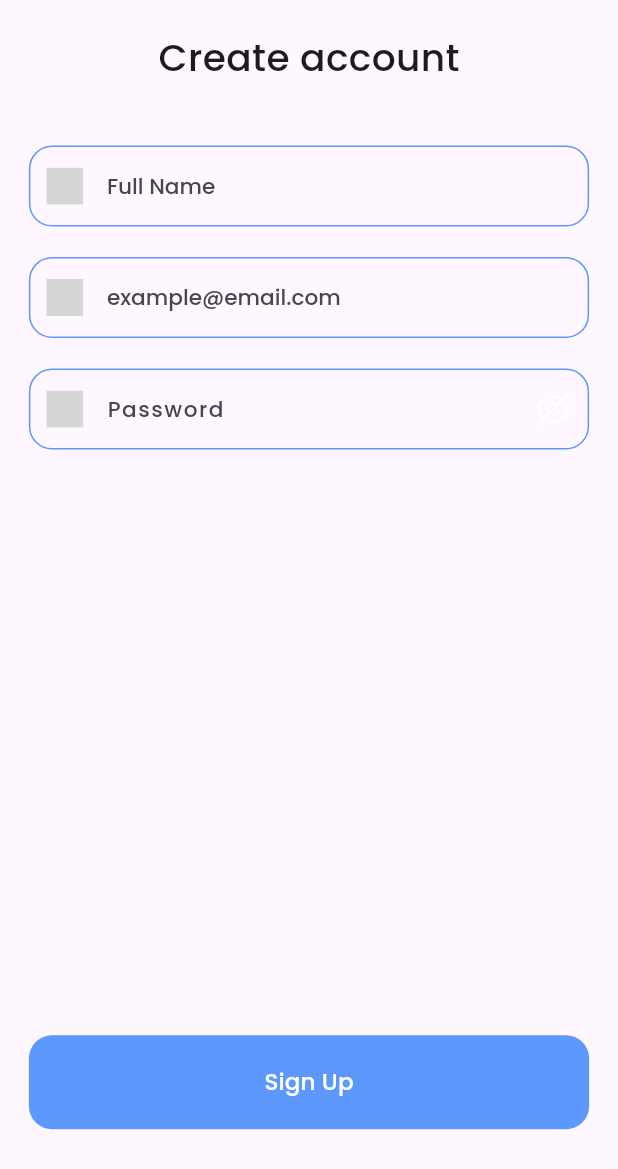
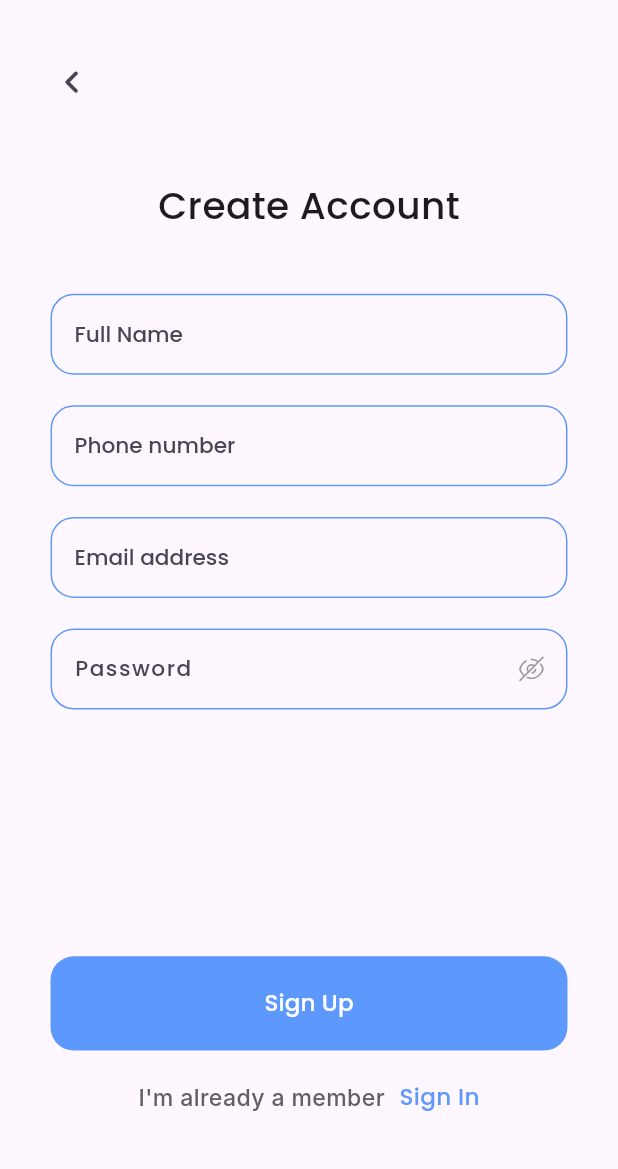
Before and after one commit to HibaChamkhi/Online-Bike-Shopping-App, a Flutter app: the screen it shows after launch, on a phone screen of 412 x 824 dp. Shown: the top 1169 px of the screen. Run offline on Flutter 3.47's test engine with Material 3 defaults, Android fonts, the phone set to English and light mode, and no system bars; our stand-ins replace flutter_screenutil, flutter_svg, injectable, internet_connection_checker; Roboto replaces fonts that are missing (Inter); grey boxes are pictures that could not be loaded.

Commit message:
finished register ui

```diff
--- a/lib/core/colors/theme.dart
+++ b/lib/core/colors/theme.dart
@@ -2,5 +2,5 @@ import 'package:flutter/material.dart';
 import 'package:flutter_screenutil/flutter_screenutil.dart';
 
 class AppTheme {
-  static EdgeInsets padding = EdgeInsets.symmetric(vertical: 20.h, horizontal: 20.w);
+  static EdgeInsets padding = EdgeInsets.symmetric(vertical: 30.h, horizontal: 25.w);
 }
--- a/lib/core/widgets/input_field.dart
+++ b/lib/core/widgets/input_field.dart
@@ -119,7 +119,8 @@ class _TextFormFieldWidget extends State<InputField> {
                   ? IconButton(
                       icon: SvgPicture.asset(
                         'assets/icons/hide_password_icon.svg',
-                        height: 24.h,
+                        height: 18.h,
+                        color: Colors.grey,
                       ),
                       onPressed: () {
                         setState(() {
--- a/lib/presentation/auth/widgets/register_widget.dart
+++ b/lib/presentation/auth/widgets/register_widget.dart
@@ -1,5 +1,6 @@
 import 'package:flutter/material.dart';
 import 'package:flutter_screenutil/flutter_screenutil.dart';
+import 'package:online_bike_shopping_appuntitled/core/colors/colors.dart';
 import 'package:online_bike_shopping_appuntitled/core/colors/theme.dart';
 import 'package:online_bike_shopping_appuntitled/core/widgets/input_field.dart';
 
@@ -16,6 +17,7 @@ class RegisterWidget extends StatefulWidget {
 class _RegisterWidgetState extends State<RegisterWidget> {
   final TextEditingController _nameController = TextEditingController();
   final TextEditingController _emailController = TextEditingController();
+  final TextEditingController _numberController = TextEditingController();
   final TextEditingController _passwordController = TextEditingController();
   final GlobalKey<FormState> _formKey = GlobalKey<FormState>();
 
@@ -26,15 +28,20 @@ class _RegisterWidgetState extends State<RegisterWidget> {
         child: Padding(
           padding: AppTheme.padding,
           child: Column(
-            crossAxisAlignment: CrossAxisAlignment.center,
+            crossAxisAlignment: CrossAxisAlignment.start,
             children: [
+              IconButton(
+                  onPressed: () {}, icon: Icon(Icons.chevron_left_rounded, size: 30.h,)),
+              SizedBox(height: 40.h),
               Form(
                 key: _formKey,
+                child: Padding(
+                  padding: EdgeInsets.symmetric(horizontal: 10.w),
                   child: Column(
                     crossAxisAlignment: CrossAxisAlignment.center,
                     children: [
                       Text(
-                      "Create account",
+                        "Create Account",
                         style: TextStyle(
                           fontFamily: 'Poppins',
                           fontSize: 26.sp,
@@ -44,20 +51,22 @@ class _RegisterWidgetState extends State<RegisterWidget> {
                       SizedBox(height: 40.h),
                       InputField(
                           hintText: 'Full Name',
-                        prefixIcon: 'assets/icons/user_icon.svg',
                           controller: _nameController,
                           validator: (value) =>
                               validateField(value!, 'Name', context)),
                       SizedBox(height: 20.h),
                       InputField(
-                        hintText: 'example@email.com',
-                        prefixIcon: 'assets/icons/email_icon.svg',
+                          hintText: 'Phone number',
+                          controller: _numberController,
+                          validator: (value) => validateEmail(value!, context)),
+                      SizedBox(height: 20.h),
+                      InputField(
+                          hintText: 'Email address',
                           controller: _emailController,
                           validator: (value) => validateEmail(value!, context)),
                       SizedBox(height: 20.h),
                       InputField(
                         hintText: 'Password',
-                      prefixIcon: 'assets/icons/password_icon.svg',
                         isPassword: true,
                         controller: _passwordController,
                         validator: (value) => validatePassword(value!, context),
@@ -65,13 +74,50 @@ class _RegisterWidgetState extends State<RegisterWidget> {
                     ],
                   ),
                 ),
+              ),
               const Spacer(),
+              Padding(
+                padding: EdgeInsets.symmetric(horizontal: 10.w),
+                child: Column(
+                  children: [
                     MainButton(
                       buttonFunction: () {
                         validateCredentialsThenRegisterUser(context);
                       },
                       text: "Sign Up",
                       // isLoading: widget.isLoading
+                    ),
+                    SizedBox(height: 20.h),
+
+                    Row(
+                      mainAxisAlignment: MainAxisAlignment.center,
+                      children: [
+                        Text("I'm already a member",
+                            style: TextStyle(
+                                fontFamily: 'Inter',
+                                fontSize: 16.sp,
+                                fontWeight: FontWeight.w500,
+                                color: Colors.grey[700]
+                            )),
+                        SizedBox(
+                          width: 10.w,
+                        ),
+                        GestureDetector(
+                          onTap: () {
+                            navigateToLoginScreen();
+                          },
+                          child: Text("Sign In",
+                              style: TextStyle(
+                                fontFamily: 'Poppins',
+                                fontSize: 16.sp,
+                                fontWeight: FontWeight.w500,
+                                color: AppConstants.cornflowerBlueColor,
+                              )),
+                        ),
+                      ],
+                    ),
+                  ],
+                ),
               ),
               SizedBox(height: 50.h),
             ],
@@ -96,4 +142,10 @@ class _RegisterWidgetState extends State<RegisterWidget> {
       // widget.registerFunction(name, email, password);
     }
   }
+
+  navigateToLoginScreen() {
+    // Navigator.pushReplacement(context, MaterialPageRoute(builder: (context) {
+    //   return const LoginPage();
+    // }));
   }
+}
```
Lines whose indentation alone changed are shown as unchanged.
